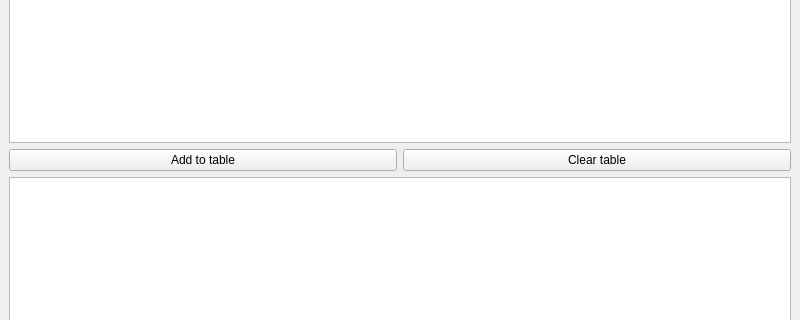
Qt form mainwindow.ui (a-simanov/EmployeesDataBase) before a commit; both pictures show x 0 to 800 and y 115 to 435 of the 800 by 600 pixel window.
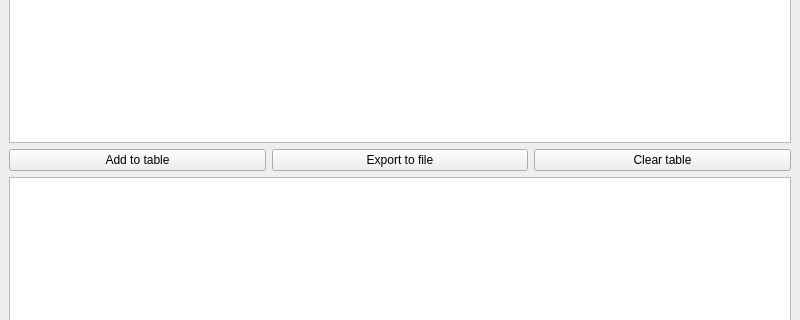
The same form after that commit.

Commit message: add export to file function

```diff
--- a/mainwindow.ui
+++ b/mainwindow.ui
@@ -27,6 +27,13 @@
         </property>
        </widget>
       </item>
+      <item>
+       <widget class="QPushButton" name="pb_expor_to_file">
+        <property name="text">
+         <string>Export to file</string>
+        </property>
+       </widget>
+      </item>
       <item>
        <widget class="QPushButton" name="btn_clear_table">
         <property name="text">
```
The commit also changes 2 other files.
